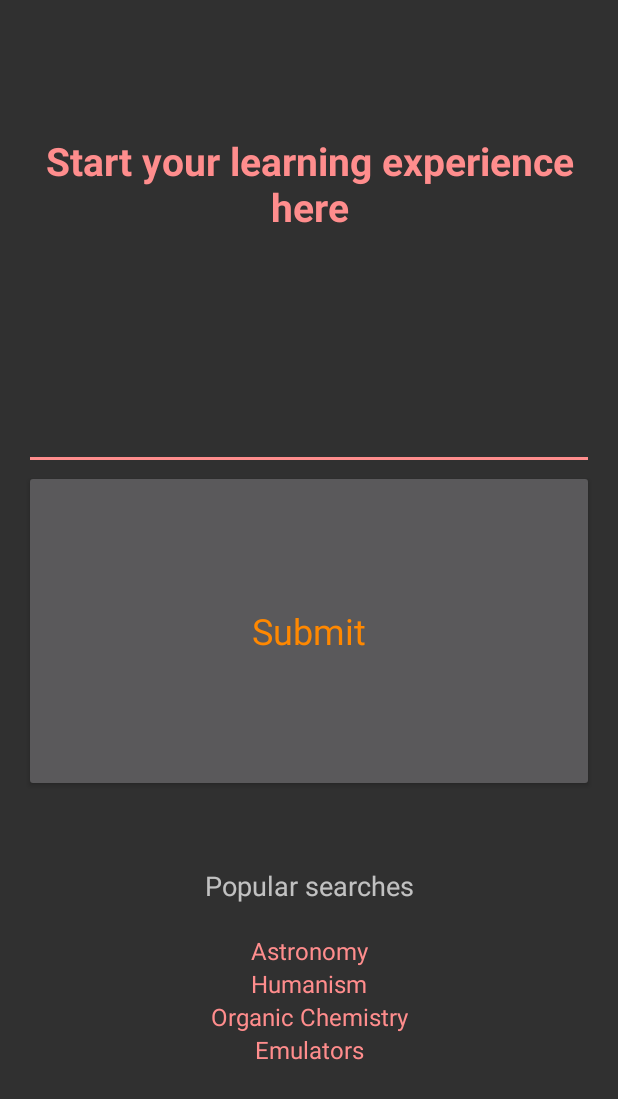
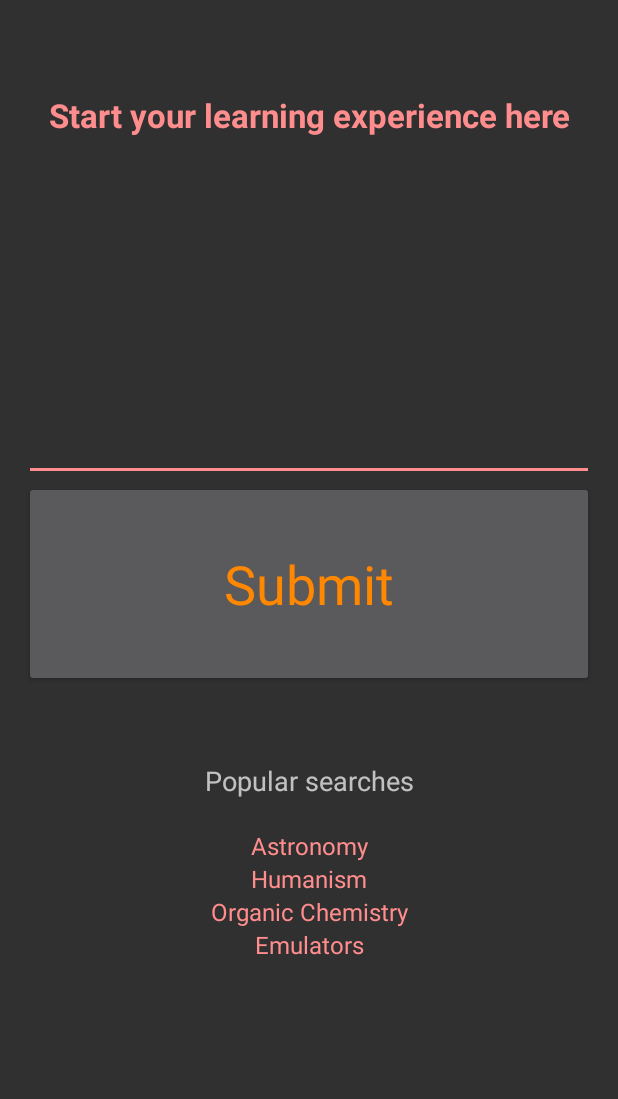
Before and after one commit to alexcdot/MuseAcademy, an Android app: the screen it shows after launch (StartActivity), on a phone screen of 412 x 824 dp. Shown: the top 1099 px of the screen. Run offline under Robolectric (Android 15) with nearby library versions, the phone set to English and light mode, and no system bars.

```diff
--- a/app/src/main/res/layout/activity_start.xml
+++ b/app/src/main/res/layout/activity_start.xml
@@ -12,13 +12,6 @@
     tools:context="com.choosemuse.example.libmuse.StartActivity"
     android:weightSum="1">
 
-    <Space
-        android:layout_width="match_parent"
-        android:layout_height="45dp"
-        android:textAlignment="center"
-        android:id="@+id/videoSearch"/>
-
-
     <LinearLayout
         android:orientation="vertical"
         android:layout_width="match_parent"
@@ -30,7 +23,7 @@
             android:id="@+id/textView"
             android:layout_weight="0.02"
             android:textAppearance="@android:style/TextAppearance"
-            android:textSize="26sp"
+            android:textSize="22sp"
             android:textColor="?android:attr/actionMenuTextColor"
             android:textStyle="normal|bold"
             android:text="Start your learning experience here"
@@ -49,9 +42,9 @@
             android:layout_height="45dp"
             android:text="Submit"
             android:id="@+id/searchButton"
-            android:layout_weight="0.06"
+            android:layout_weight="0.02"
             android:textAppearance="@android:style/TextAppearance"
-            android:textSize="24sp"
+            android:textSize="36sp"
             android:textColor="@android:color/holo_orange_dark" />
 
         <LinearLayout
```
Also changed, not shown: 6 other files.
